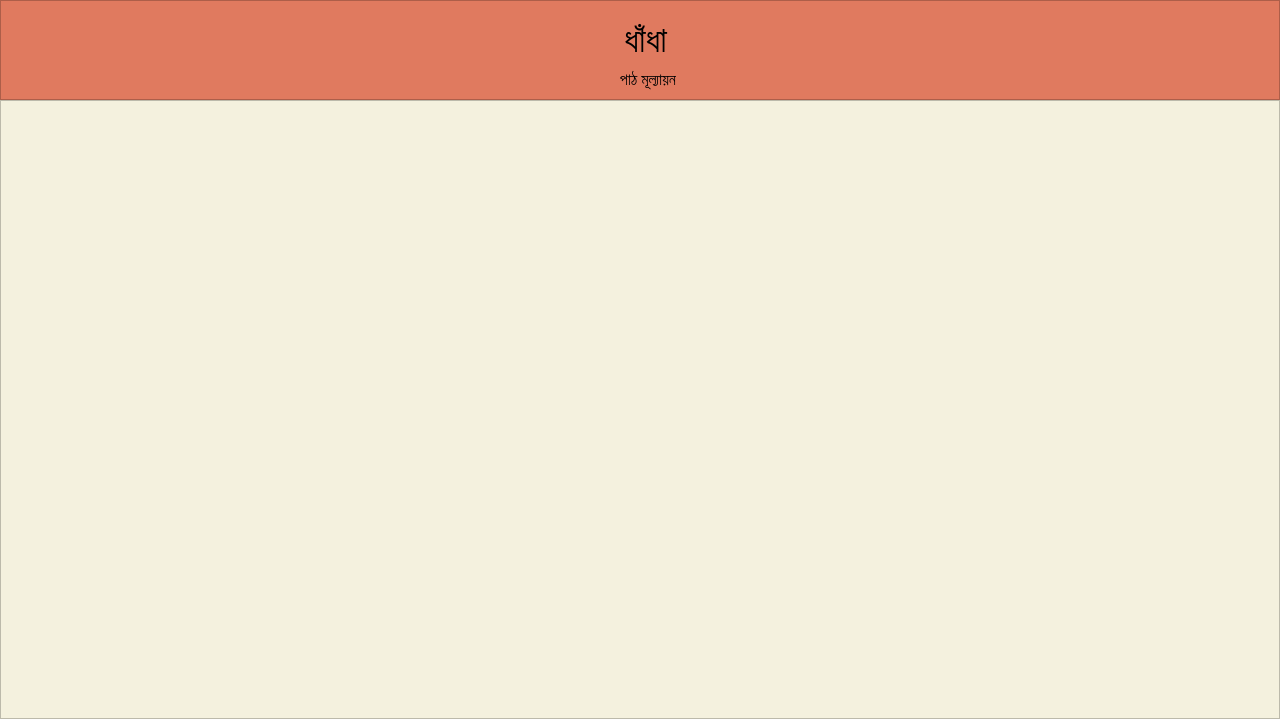
Old version of the form EmPower/Student/Frontend/PyQT_UI/home.ui in the repository ahmedfahad04/SPL-2.
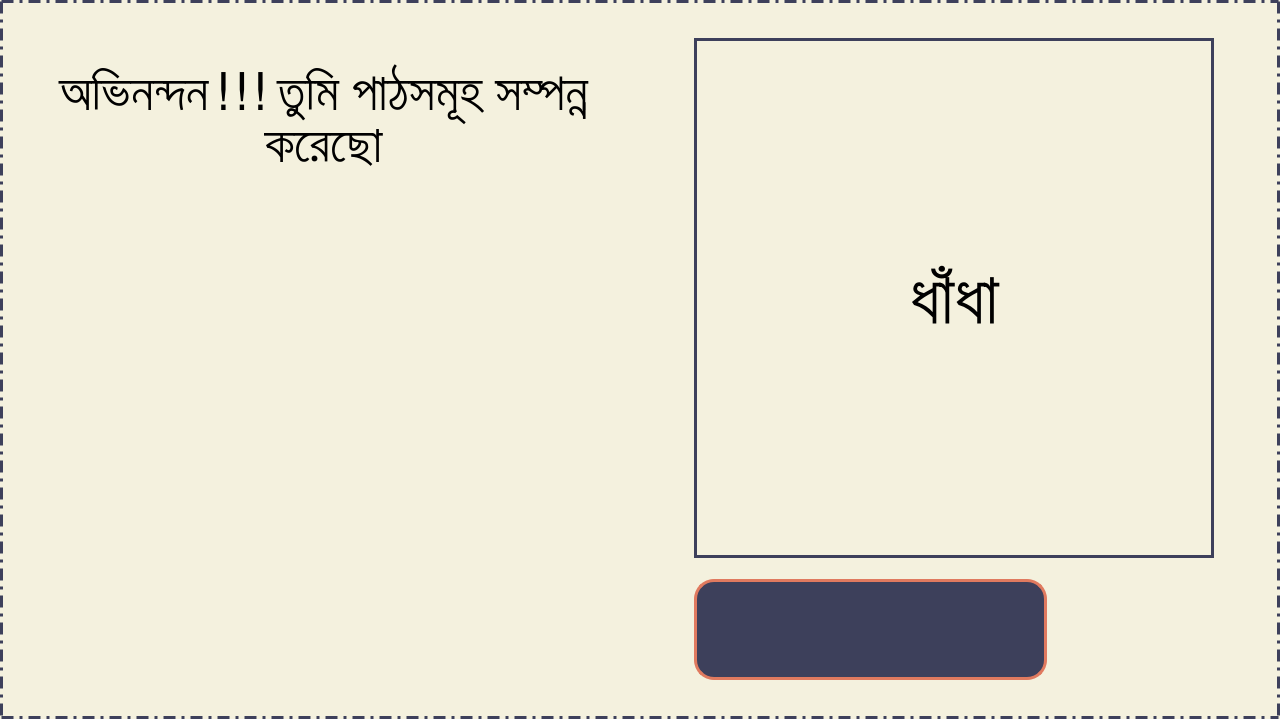
New version of the form. Icons and pictures are not drawn.

Commit message: Lesson and Puzzle navigation done

```diff
--- a/EmPower/Student/Frontend/PyQT_UI/home.ui
+++ b/EmPower/Student/Frontend/PyQT_UI/home.ui
@@ -26,7 +26,7 @@
      <height>700</height>
     </size>
    </property>
-   <layout class="QGridLayout" name="gridLayout_6">
+   <layout class="QHBoxLayout" name="horizontalLayout_6">
     <property name="leftMargin">
      <number>0</number>
     </property>
@@ -39,7 +39,7 @@
     <property name="bottomMargin">
      <number>0</number>
     </property>
-    <item row="0" column="0">
+    <item>
      <widget class="QStackedWidget" name="stackedWidget">
       <property name="minimumSize">
        <size>
@@ -51,7 +51,7 @@
        <string notr="true">background-color: #F4F1DE;</string>
       </property>
       <property name="currentIndex">
-       <number>2</number>
+       <number>4</number>
       </property>
       <widget class="QWidget" name="home_page">
        <property name="minimumSize">
@@ -1144,6 +1144,235 @@
         </item>
        </layout>
       </widget>
+      <widget class="QWidget" name="navigation_page">
+       <layout class="QHBoxLayout" name="horizontalLayout_7">
+        <property name="leftMargin">
+         <number>0</number>
+        </property>
+        <property name="topMargin">
+         <number>0</number>
+        </property>
+        <property name="rightMargin">
+         <number>0</number>
+        </property>
+        <property name="bottomMargin">
+         <number>0</number>
+        </property>
+        <item>
+         <widget class="QFrame" name="navigation_frame">
+          <property name="minimumSize">
+           <size>
+            <width>1280</width>
+            <height>550</height>
+           </size>
+          </property>
+          <property name="styleSheet">
+           <string notr="true">border: 3px dot-dash rgb(61, 64, 91);
+</string>
+          </property>
+          <property name="frameShape">
+           <enum>QFrame::StyledPanel</enum>
+          </property>
+          <property name="frameShadow">
+           <enum>QFrame::Raised</enum>
+          </property>
+          <layout class="QHBoxLayout" name="horizontalLayout_5">
+           <item>
+            <widget class="QFrame" name="n_middle_frame">
+             <property name="minimumSize">
+              <size>
+               <width>623</width>
+               <height>691</height>
+              </size>
+             </property>
+             <property name="maximumSize">
+              <size>
+               <width>623</width>
+               <height>691</height>
+              </size>
+             </property>
+             <property name="styleSheet">
+              <string notr="true">border: none;</string>
+             </property>
+             <property name="frameShape">
+              <enum>QFrame::StyledPanel</enum>
+             </property>
+             <property name="frameShadow">
+              <enum>QFrame::Raised</enum>
+             </property>
+             <layout class="QVBoxLayout" name="verticalLayout_7">
+              <item>
+               <widget class="QLabel" name="n_message">
+                <property name="minimumSize">
+                 <size>
+                  <width>434</width>
+                  <height>194</height>
+                 </size>
+                </property>
+                <property name="maximumSize">
+                 <size>
+                  <width>16777215</width>
+                  <height>300</height>
+                 </size>
+                </property>
+                <property name="font">
+                 <font>
+                  <family>Kalpurush</family>
+                  <pointsize>39</pointsize>
+                  <weight>50</weight>
+                  <bold>false</bold>
+                 </font>
+                </property>
+                <property name="styleSheet">
+                 <string notr="true">background-color: none;</string>
+                </property>
+                <property name="text">
+                 <string>অভিনন্দন!!! তুমি পাঠসমূহ সম্পন্ন করেছো</string>
+                </property>
+                <property name="alignment">
+                 <set>Qt::AlignCenter</set>
+                </property>
+                <property name="wordWrap">
+                 <bool>true</bool>
+                </property>
+               </widget>
+              </item>
+              <item>
+               <widget class="QLabel" name="n_icon">
+                <property name="minimumSize">
+                 <size>
+                  <width>390</width>
+                  <height>475</height>
+                 </size>
+                </property>
+                <property name="styleSheet">
+                 <string notr="true">background-color: none;
+border: none;</string>
+                </property>
+                <property name="text">
+                 <string/>
+                </property>
+                <property name="pixmap">
+                 <pixmap>../Images/evaluation_icon.png</pixmap>
+                </property>
+                <property name="alignment">
+                 <set>Qt::AlignCenter</set>
+                </property>
+               </widget>
+              </item>
+             </layout>
+            </widget>
+           </item>
+           <item>
+            <widget class="QFrame" name="n_right_frame">
+             <property name="minimumSize">
+              <size>
+               <width>622</width>
+               <height>691</height>
+              </size>
+             </property>
+             <property name="maximumSize">
+              <size>
+               <width>630</width>
+               <height>691</height>
+              </size>
+             </property>
+             <property name="styleSheet">
+              <string notr="true">border: none;
+</string>
+             </property>
+             <property name="frameShape">
+              <enum>QFrame::StyledPanel</enum>
+             </property>
+             <property name="frameShadow">
+              <enum>QFrame::Raised</enum>
+             </property>
+             <layout class="QGridLayout" name="gridLayout_6">
+              <item row="0" column="0">
+               <widget class="QLabel" name="n_type_lbl">
+                <property name="minimumSize">
+                 <size>
+                  <width>520</width>
+                  <height>520</height>
+                 </size>
+                </property>
+                <property name="maximumSize">
+                 <size>
+                  <width>520</width>
+                  <height>520</height>
+                 </size>
+                </property>
+                <property name="font">
+                 <font>
+                  <pointsize>55</pointsize>
+                 </font>
+                </property>
+                <property name="styleSheet">
+                 <string notr="true">border: 3px solid rgb(61, 64, 91);</string>
+                </property>
+                <property name="text">
+                 <string>ধাঁধা</string>
+                </property>
+                <property name="alignment">
+                 <set>Qt::AlignCenter</set>
+                </property>
+               </widget>
+              </item>
+              <item row="1" column="0">
+               <widget class="QPushButton" name="n_proceed_btn">
+                <property name="minimumSize">
+                 <size>
+                  <width>271</width>
+                  <height>101</height>
+                 </size>
+                </property>
+                <property name="maximumSize">
+                 <size>
+                  <width>353</width>
+                  <height>16777215</height>
+                 </size>
+                </property>
+                <property name="cursor">
+                 <cursorShape>PointingHandCursor</cursorShape>
+                </property>
+                <property name="styleSheet">
+                 <string notr="true">QPushButton {
+border: 3px solid #E07A5F;
+border-radius: 20px;
+background-color:  rgb(61, 64, 91);
+}
+
+QPushButton:hover:!pressed {
+background-color: #3D405B;
+background-color:  rgb(35, 37, 53);
+}</string>
+                </property>
+                <property name="text">
+                 <string/>
+                </property>
+                <property name="icon">
+                 <iconset>
+                  <normaloff>../Images/forward.png</normaloff>../Images/forward.png</iconset>
+                </property>
+                <property name="iconSize">
+                 <size>
+                  <width>90</width>
+                  <height>80</height>
+                 </size>
+                </property>
+                <property name="shortcut">
+                 <string>Space</string>
+                </property>
+               </widget>
+              </item>
+             </layout>
+            </widget>
+           </item>
+          </layout>
+         </widget>
+        </item>
+       </layout>
+      </widget>
      </widget>
     </item>
    </layout>
```
Left out of the diff: 3 changed lines with no effect on the pictures. The commit also changes 12 other files.
